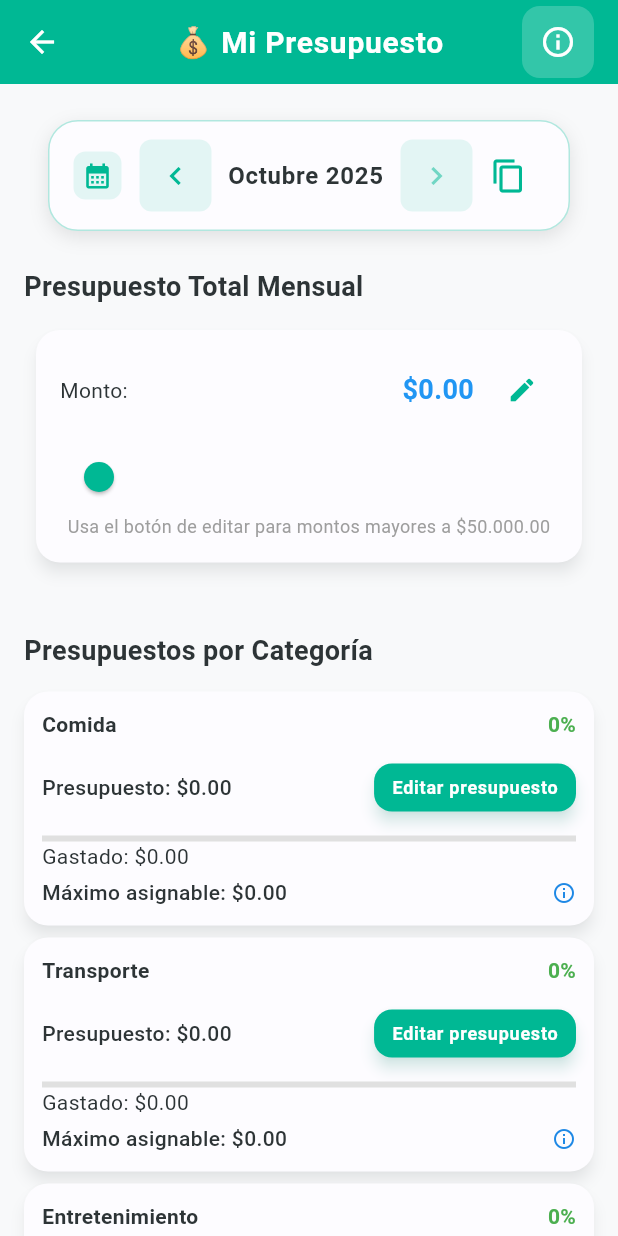
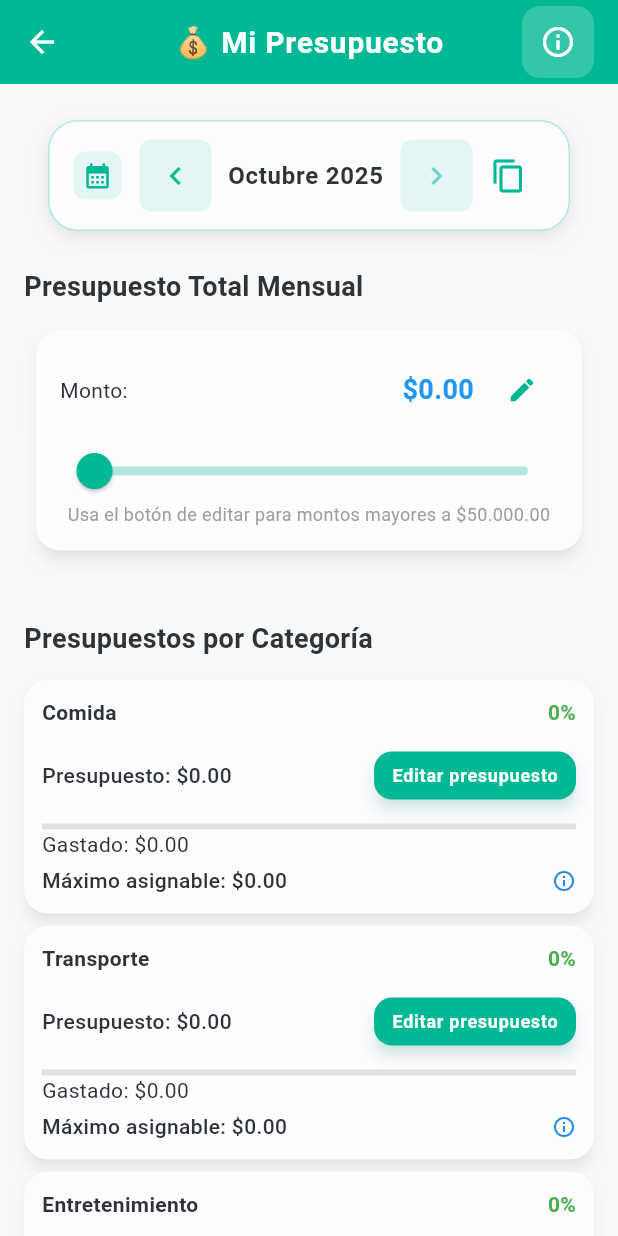
Before and after one commit to Carfer0410/FinanxPer, a Flutter app: the PresupuestoScreen screen opened by its route, on a phone screen of 412 x 824 dp. Run offline on Flutter 3.47's test engine with Material 3 defaults, Android fonts, the light colour scheme and no system bars; our stand-ins replace fl_chart, flutter_local_notifications, flutter_riverpod, hive, hive_flutter; accounts and stored records are empty.

Commit message:
mejorando diseño visual de la app #3

```diff
--- a/lib/screens/presupuesto_screen.dart
+++ b/lib/screens/presupuesto_screen.dart
@@ -145,7 +145,45 @@ class PresupuestoScreen extends ConsumerWidget {
                       ],
                     ),
                     const SizedBox(height: 10),
-                    Slider(
+                    SliderTheme(
+                      data: SliderTheme.of(context).copyWith(
+                        // Track (línea del slider)
+                        activeTrackColor: FinanxperColors.primary,
+                        inactiveTrackColor: FinanxperColors.primary.withOpacity(0.3),
+                        trackHeight: 6.0,
+
+                        // Thumb (punto deslizante)
+                        thumbColor: FinanxperColors.primary,
+                        thumbShape: const RoundSliderThumbShape(
+                          enabledThumbRadius: 12.0,
+                          pressedElevation: 8.0,
+                        ),
+
+                        // Overlay (efecto al tocar)
+                        overlayColor: FinanxperColors.primary.withOpacity(0.2),
+                        overlayShape: const RoundSliderOverlayShape(
+                          overlayRadius: 20.0,
+                        ),
+
+                        // Marcadores de división
+                        tickMarkShape: const RoundSliderTickMarkShape(
+                          tickMarkRadius: 3.0,
+                        ),
+                        activeTickMarkColor: FinanxperColors.primary,
+                        inactiveTickMarkColor: FinanxperColors.primary.withOpacity(0.3),
+
+                        // Etiqueta de valor
+                        valueIndicatorColor: FinanxperColors.primary,
+                        valueIndicatorTextStyle: const TextStyle(
+                          color: Colors.white,
+                          fontWeight: FontWeight.w600,
+                        ),
+                        valueIndicatorShape: const PaddleSliderValueIndicatorShape(),
+
+                        // Track shape personalizado para bordes redondeados
+                        trackShape: const RoundedRectSliderTrackShape(),
+                      ),
+                      child: Slider(
                         value: presupuestoTotal.clamp(0.0, currentCurrency.maxBudgetTotal),
                         min: 0,
                         max: currentCurrency.maxBudgetTotal,
@@ -155,6 +193,7 @@ class PresupuestoScreen extends ConsumerWidget {
                           final monthKey = ref.read(currentMonthKeyProvider);
                           await ref.read(presupuestoProvider.notifier).setPresupuestoMesSeleccionado(monthKey, 'total', value);
                         },
+                      ),
                     ),
                     Text(
                       'Usa el botón de editar para montos mayores a ${currentCurrency.formatAmount(currentCurrency.maxBudgetTotal)}',
```
Lines whose indentation alone changed are shown as unchanged.
